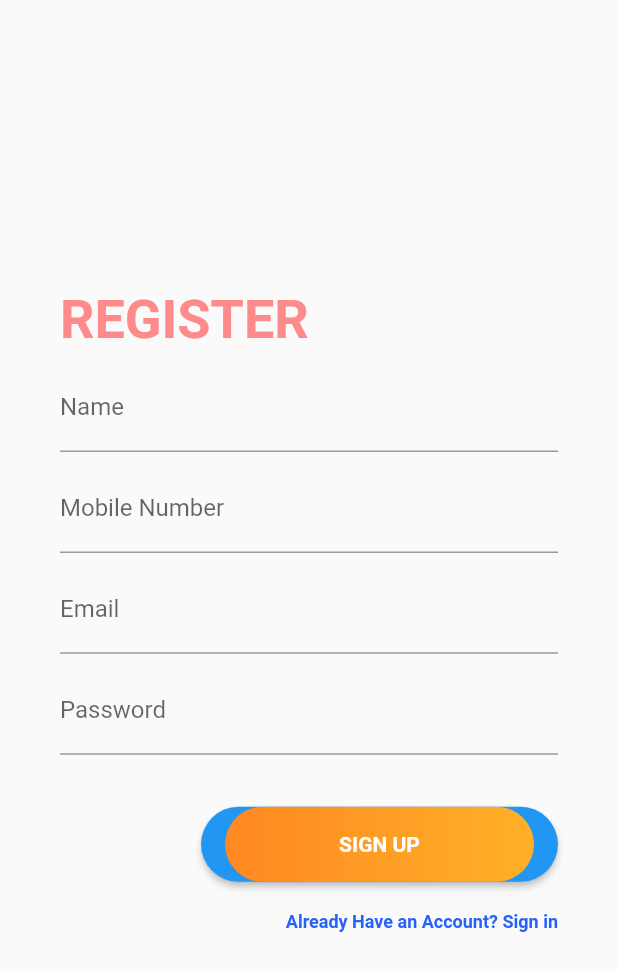
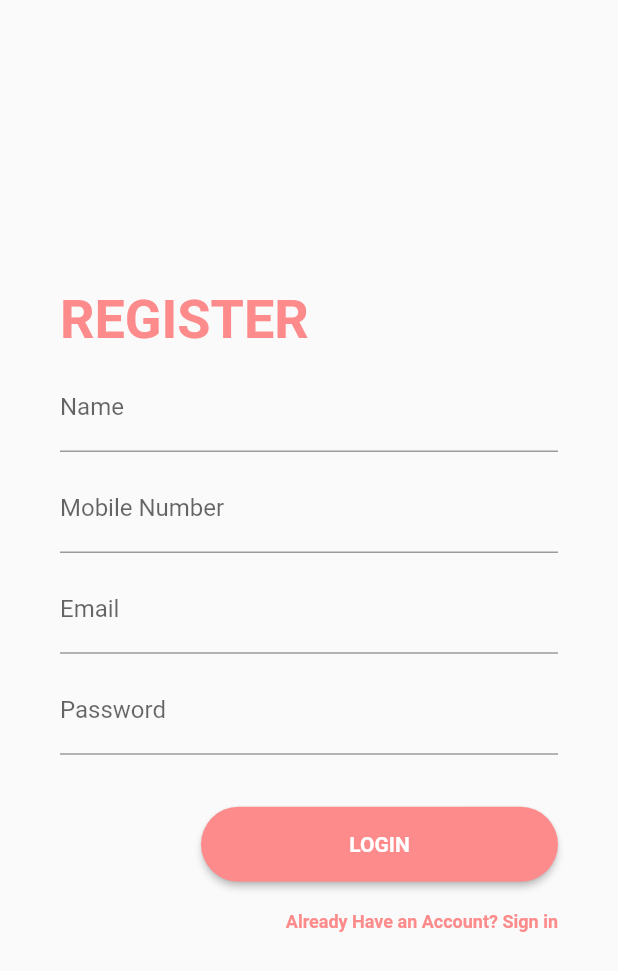
Before and after one commit to 2022-solution-challenge/Navi-FE, a Flutter app: the screen it shows after launch, after a tap on "Don't Have an Account? Sign up", on a phone screen of 412 x 824 dp. Shown: the top 971 px of the screen. Run offline on Flutter 3.47's test engine with Material 2 defaults, Android fonts, the phone set to English and light mode, and no system bars; our stand-ins replace dio, flutter_dotenv, fluttertoast, google_fonts, google_maps_flutter, lazy_load_scrollview and 3 more; missing offline and left inert: clippy_flutter, custom_info_window, flutter_polyline_points, google_maps_controller, maps_toolkit, stomp_dart_client.

Commit message:
Fix Login Button

```diff
--- a/lib/intro/login.dart
+++ b/lib/intro/login.dart
@@ -11,7 +11,6 @@ import 'package:flutter_test_app/main.dart';
 
 
 class LoginScreen extends StatefulWidget{
-
 
   @override
   State<LoginScreen> createState() => LoginScreenState();
@@ -158,15 +157,8 @@ class LoginScreenState extends State<LoginScreen> {
                   alignment: Alignment.center,
                   height: 50.0,
                   width: size.width * 0.5,
-                  decoration: BoxDecoration(
-                      borderRadius: BorderRadius.circular(80.0),
-                      gradient: const LinearGradient(colors: [
-                        Color.fromARGB(255, 255, 136, 34),
-                        Color.fromARGB(255, 255, 177, 41)
-                      ])),
-
                   padding: const EdgeInsets.all(0),
-                  child: const Text(
+                  child: Text(
                     "LOGIN",
                     textAlign: TextAlign.center,
                     style: TextStyle(fontWeight: FontWeight.bold),
--- a/lib/intro/register.dart
+++ b/lib/intro/register.dart
@@ -163,34 +163,21 @@ class RegisterScreenState extends State<RegisterScreen> {
 
               },
               style: ButtonStyle(
+                  backgroundColor: MaterialStateProperty.all<Color>(Color(0xffFD8B8B)),
                     shape: MaterialStateProperty.all<RoundedRectangleBorder>(
                         RoundedRectangleBorder(
                   borderRadius: BorderRadius.circular(80.0),
                   //side: BorderSide(color: Colors.red)
-                      )
-                    )
-                  ),
+                ))),
                 child: Container(
                   alignment: Alignment.center,
                   height: 50.0,
                   width: size.width * 0.5,
-                decoration: BoxDecoration(
-                  borderRadius: BorderRadius.circular(80.0),
-                  gradient: const LinearGradient(
-                    colors: [
-                      Color.fromARGB(255, 255, 136, 34),
-                      Color.fromARGB(255, 255, 177, 41)
-                    ]
-                  )
-                ),
                   padding: const EdgeInsets.all(0),
-                child: const Text(
-                  "SIGN UP",
+                  child: Text(
+                    "LOGIN",
                     textAlign: TextAlign.center,
-                  style: TextStyle(
-                    fontWeight: FontWeight.bold
-
-                  ),
+                    style: TextStyle(fontWeight: FontWeight.bold),
                   ),
                 ),
             ),
@@ -208,7 +195,7 @@ class RegisterScreenState extends State<RegisterScreen> {
                 style: TextStyle(
                   fontSize: 12,
                   fontWeight: FontWeight.bold,
-                  color: Color(0xFF2661FA)
+                  color: Color(0xffFD8B8B)
 
                 ),
               ),
```
Lines whose indentation alone changed are shown as unchanged.
